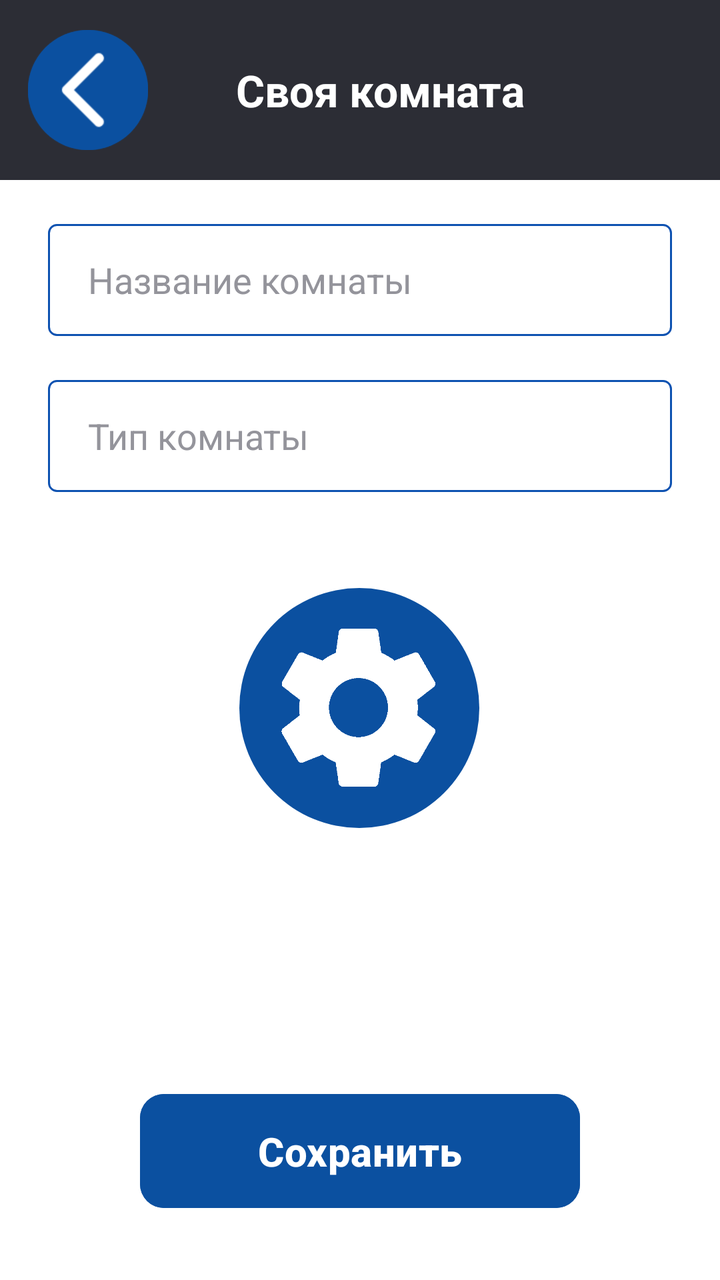
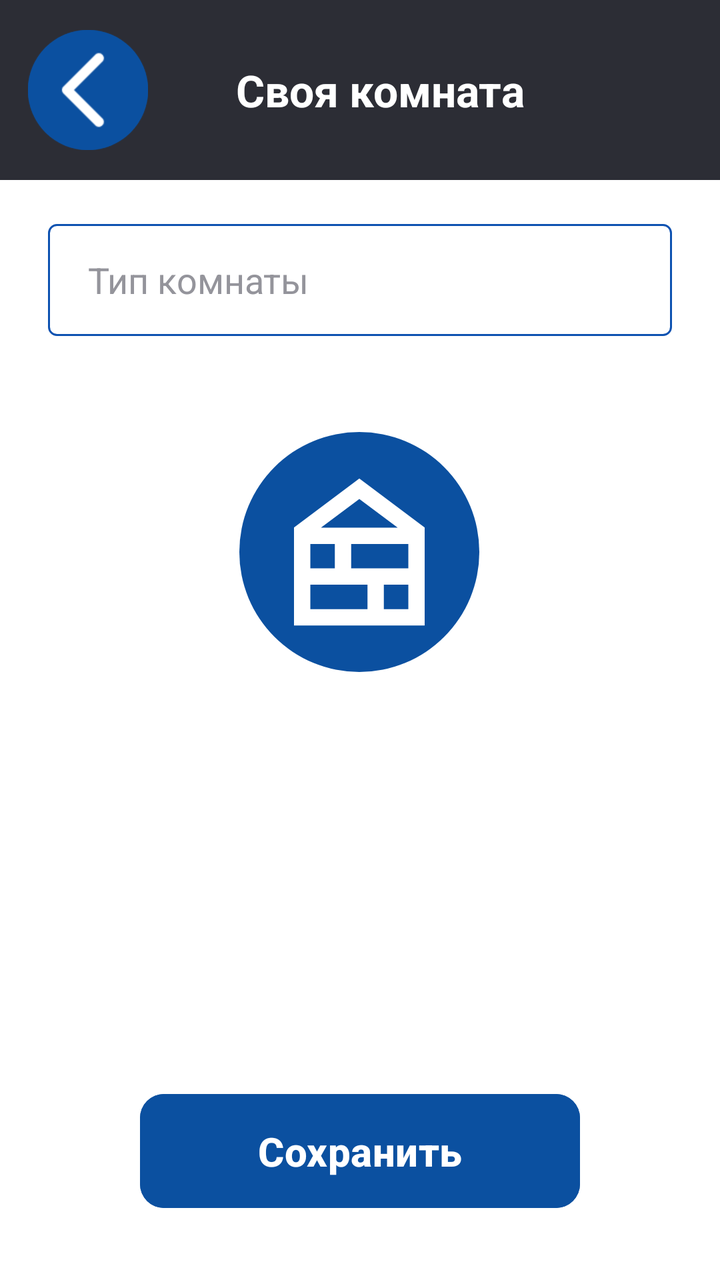

Compare the two renders of this Android layout. The source of the first and the diff that turns it into the second are given below.
<!-- AndroidManifest.xml: application theme Theme.HomeSmartPractice -->
<!-- res/layout/activity_custom_room.xml -->
<?xml version="1.0" encoding="utf-8"?>
<androidx.constraintlayout.widget.ConstraintLayout
    xmlns:android="http://schemas.android.com/apk/res/android"
    xmlns:app="http://schemas.android.com/apk/res-auto"
    xmlns:tools="http://schemas.android.com/tools"
    android:layout_width="match_parent"
    android:layout_height="match_parent"
    android:background="#FFFFFF">

    <androidx.constraintlayout.widget.ConstraintLayout
        android:id="@+id/clHeader"
        android:layout_width="match_parent"
        android:layout_height="90dp"
        android:background="#2C2D35"
        app:layout_constraintTop_toTopOf="parent">

        <ImageButton
            android:id="@+id/btnBack"
            android:layout_width="60dp"
            android:layout_height="60dp"
            android:layout_marginStart="14dp"
            android:background="@drawable/circle_button_background"
            android:scaleType="fitCenter"
            android:src="@drawable/ic_backarrow"
            app:layout_constraintBottom_toBottomOf="parent"
            app:layout_constraintStart_toStartOf="parent"
            app:layout_constraintTop_toTopOf="parent" />


        <TextView
            android:id="@+id/tvHeaderTitle"
            android:layout_width="wrap_content"
            android:layout_height="wrap_content"
            android:layout_marginStart="20dp"
            android:text="Своя комната"
            android:textColor="#FFFFFF"
            android:textSize="22sp"
            android:textStyle="bold"
            app:layout_constraintTop_toTopOf="parent"
            app:layout_constraintBottom_toBottomOf="parent"
            app:layout_constraintStart_toStartOf="parent"
            app:layout_constraintEnd_toEndOf="parent" />
    </androidx.constraintlayout.widget.ConstraintLayout>


    <EditText
        android:id="@+id/etCustomRoomName"
        android:layout_width="match_parent"
        android:layout_height="56dp"
        android:layout_marginHorizontal="24dp"
        android:layout_marginTop="22dp"
        android:background="@drawable/bg_edit_text"
        android:hint="Название комнаты"
        android:paddingHorizontal="20dp"
        android:textColor="#2E2B36"
        android:textColorHint="#94949B"
        app:layout_constraintTop_toBottomOf="@id/clHeader" />

    <EditText
        android:id="@+id/etCustomRoomType"
        android:layout_width="match_parent"
        android:layout_height="56dp"
        android:layout_marginHorizontal="24dp"
        android:layout_marginTop="22dp"
        android:background="@drawable/bg_edit_text"
        android:hint="Тип комнаты"
        android:paddingHorizontal="20dp"
        android:textColor="#2E2B36"
        android:textColorHint="#94949B"
        app:layout_constraintTop_toBottomOf="@id/etCustomRoomName" />


    <ImageView
        android:id="@+id/ivCustomRoomPreview"
        style="@style/CustomRoomIcon"
        android:layout_width="120dp"
        android:layout_height="120dp"
        android:layout_marginTop="48dp"
        android:src="@drawable/ic_settings"
        app:layout_constraintEnd_toEndOf="parent"
        app:layout_constraintHorizontal_bias="0.498"
        app:layout_constraintStart_toStartOf="parent"
        app:layout_constraintTop_toBottomOf="@id/etCustomRoomType" />

    <Button
        android:id="@+id/btnSave"
        android:layout_width="0dp"
        android:layout_height="65dp"
        android:layout_marginHorizontal="70dp"
        android:layout_marginBottom="32dp"
        android:backgroundTint="#0B50A0"
        android:text="Сохранить"
        android:textStyle="bold"
        android:textAllCaps="false"
        android:textColor="#FFFFFF"
        android:textSize="20sp"
        app:cornerRadius="12dp"
        app:layout_constraintBottom_toBottomOf="parent"
        app:layout_constraintEnd_toEndOf="parent"
        app:layout_constraintStart_toStartOf="parent" />

</androidx.constraintlayout.widget.ConstraintLayout>
<!-- resources referenced by this layout -->
<resources>
  <!-- drawable bg_edit_text (drawable) -->
  <?xml version="1.0" encoding="utf-8"?>
  <shape xmlns:android="http://schemas.android.com/apk/res/android">
      <solid android:color="@android:color/white" />
      <stroke android:width="1dp"
          android:color="#0D52B1" />
      <corners android:radius="4dp" />
  </shape>
  <!-- drawable circle_button_background (drawable) -->
  <?xml version="1.0" encoding="utf-8"?>
  <shape xmlns:android="http://schemas.android.com/apk/res/android"
      android:shape="oval">
      <solid android:color="#0B50A0" />
  </shape>
  <!-- drawable ic_backarrow: png bitmap (drawable, 2517 bytes) -->
  <!-- drawable ic_settings: png bitmap (drawable, 6364 bytes) -->
  <style name="CustomRoomIcon">
          <item name="android:layout_width">120dp</item>
          <item name="android:layout_height">120dp</item>
          <item name="android:background">@drawable/selector_custom_room_bg</item>
          <item name="android:padding">11dp</item>
          <item name="android:duplicateParentState">true</item>
      </style>
  <style name="Theme.HomeSmartPractice" parent="Base.Theme.HomeSmartPractice" />
  <!-- drawable selector_custom_room_bg (drawable) -->
  <?xml version="1.0" encoding="utf-8"?>
  <selector xmlns:android="http://schemas.android.com/apk/res/android">
      <item>
          <shape android:shape="oval">
              <solid android:color="#0B50A0"/>
          </shape>
      </item>
  </selector>
  <style name="Base.Theme.HomeSmartPractice" parent="Theme.Material3.DayNight.NoActionBar">
          
          
      </style>
</resources>

<!-- the commit's change to res/layout/activity_custom_room.xml (unified diff, before → after) -->
@@ -42,20 +42,6 @@
             app:layout_constraintEnd_toEndOf="parent" />
     </androidx.constraintlayout.widget.ConstraintLayout>
 
-
-    <EditText
-        android:id="@+id/etCustomRoomName"
-        android:layout_width="match_parent"
-        android:layout_height="56dp"
-        android:layout_marginHorizontal="24dp"
-        android:layout_marginTop="22dp"
-        android:background="@drawable/bg_edit_text"
-        android:hint="Название комнаты"
-        android:paddingHorizontal="20dp"
-        android:textColor="#2E2B36"
-        android:textColorHint="#94949B"
-        app:layout_constraintTop_toBottomOf="@id/clHeader" />
-
     <EditText
         android:id="@+id/etCustomRoomType"
         android:layout_width="match_parent"
@@ -67,7 +53,7 @@
         android:paddingHorizontal="20dp"
         android:textColor="#2E2B36"
         android:textColorHint="#94949B"
-        app:layout_constraintTop_toBottomOf="@id/etCustomRoomName" />
+        app:layout_constraintTop_toBottomOf="@id/clHeader" />
 
 
     <ImageView
@@ -76,7 +62,7 @@
         android:layout_width="120dp"
         android:layout_height="120dp"
         android:layout_marginTop="48dp"
-        android:src="@drawable/ic_settings"
+        android:src="@drawable/ic_plug"
         app:layout_constraintEnd_toEndOf="parent"
         app:layout_constraintHorizontal_bias="0.498"
         app:layout_constraintStart_toStartOf="parent"
<!-- resource entries referenced after the edit -->
@@ -15,7 +15,12 @@
       <solid android:color="#0B50A0" />
   </shape>
   <!-- drawable ic_backarrow: png bitmap (drawable, 2517 bytes) -->
-  <!-- drawable ic_settings: png bitmap (drawable, 6364 bytes) -->
+  <!-- drawable ic_plug (drawable) -->
+  <vector xmlns:android="http://schemas.android.com/apk/res/android" android:height="24dp" android:tint="#FFFFFF" android:viewportHeight="960" android:viewportWidth="960" android:width="24dp">
+        
+      <path android:fillColor="@android:color/white" android:pathData="M160,840L160,360L480,120L800,360L800,840L160,840ZM240,760L520,760L520,640L240,640L240,760ZM600,760L720,760L720,640L600,640L600,760ZM240,560L360,560L360,441L240,441L240,560ZM440,560L720,560L720,441L440,441L440,560ZM292,361L668,361L480,220L292,361Z"/>
+      
+  </vector>
   <style name="CustomRoomIcon">
           <item name="android:layout_width">120dp</item>
           <item name="android:layout_height">120dp</item>
